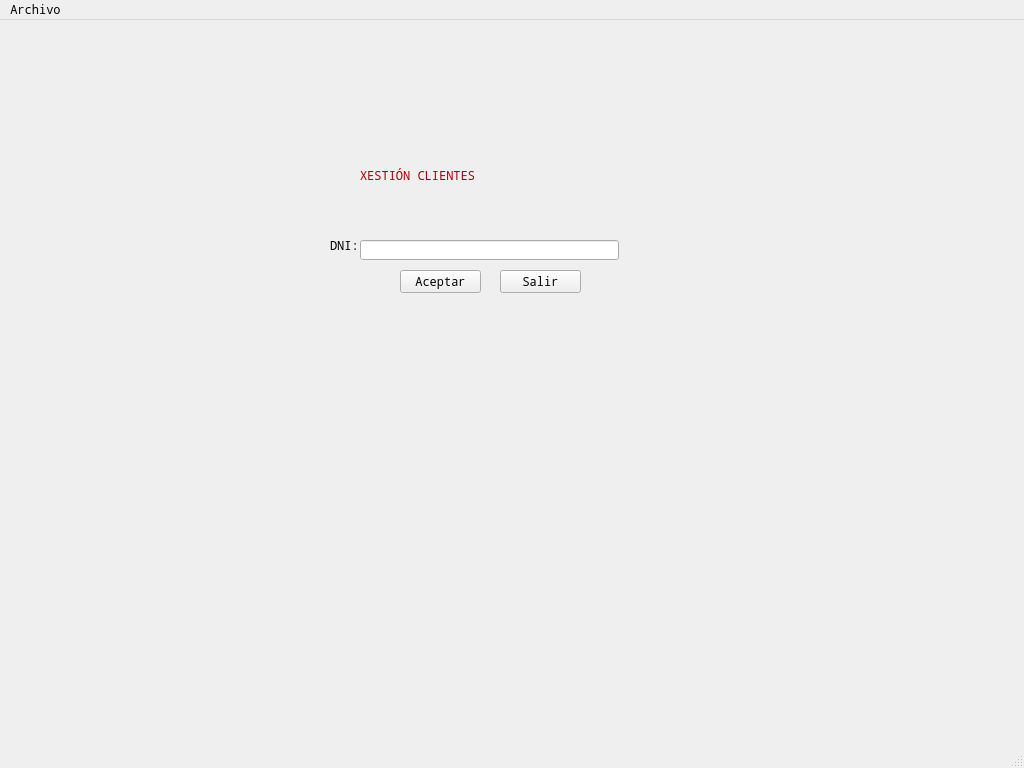
First picture: the form in window.ui, repository rulonunhez/nunezsantos, before the edit.
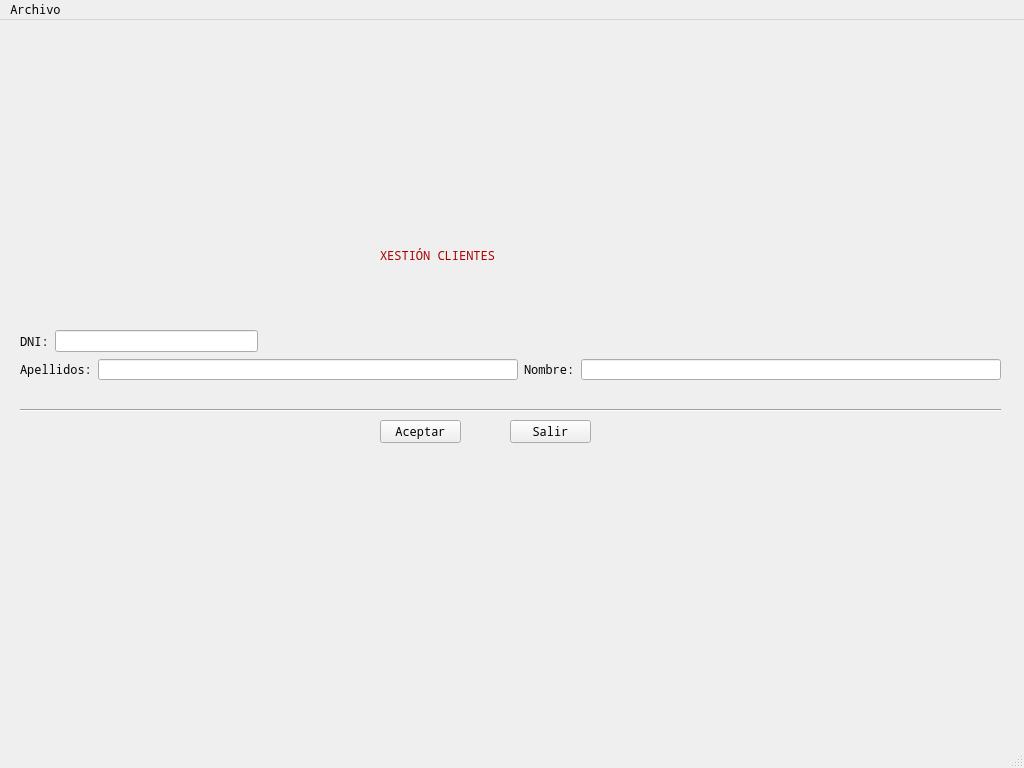
Second picture: the form after the edit.

Commit message: Ventana aviso 2

Diff of the .ui file:
```diff
--- a/window.ui
+++ b/window.ui
@@ -22,8 +22,8 @@
    <widget class="QLabel" name="lblClientes">
     <property name="geometry">
      <rect>
-      <x>360</x>
-      <y>130</y>
+      <x>380</x>
+      <y>210</y>
       <width>271</width>
       <height>51</height>
      </rect>
@@ -488,8 +488,8 @@
    <widget class="QPushButton" name="pushButton">
     <property name="geometry">
      <rect>
-      <x>500</x>
-      <y>250</y>
+      <x>510</x>
+      <y>400</y>
       <width>81</width>
       <height>23</height>
      </rect>
@@ -501,8 +501,8 @@
    <widget class="QPushButton" name="btnAceptar">
     <property name="geometry">
      <rect>
-      <x>400</x>
-      <y>250</y>
+      <x>380</x>
+      <y>400</y>
       <width>81</width>
       <height>23</height>
      </rect>
@@ -511,44 +511,82 @@
      <string>Aceptar</string>
     </property>
    </widget>
-   <widget class="QLineEdit" name="txtDatos">
+   <widget class="QWidget" name="horizontalLayoutWidget">
     <property name="geometry">
      <rect>
-      <x>360</x>
-      <y>220</y>
-      <width>259</width>
+      <x>20</x>
+      <y>310</y>
+      <width>251</width>
+      <height>22</height>
+     </rect>
+    </property>
+    <layout class="QHBoxLayout" name="horizontalLayout">
+     <item>
+      <widget class="QLabel" name="lblDNI">
+       <property name="styleSheet">
+        <string notr="true">font: 8pt &quot;MS Shell Dlg 2&quot;;
+</string>
+       </property>
+       <property name="text">
+        <string>DNI:</string>
+       </property>
+      </widget>
+     </item>
+     <item>
+      <widget class="QLineEdit" name="txtDni"/>
+     </item>
+     <item>
+      <widget class="QLabel" name="lblValidoDNI">
+       <property name="text">
+        <string/>
+       </property>
+      </widget>
+     </item>
+    </layout>
+   </widget>
+   <widget class="QWidget" name="horizontalLayoutWidget_2">
+    <property name="geometry">
+     <rect>
+      <x>20</x>
+      <y>339</y>
+      <width>981</width>
+      <height>21</height>
+     </rect>
+    </property>
+    <layout class="QHBoxLayout" name="horizontalLayout_2">
+     <item>
+      <widget class="QLabel" name="lblApel">
+       <property name="text">
+        <string>Apellidos:</string>
+       </property>
+      </widget>
+     </item>
+     <item>
+      <widget class="QLineEdit" name="txtApel"/>
+     </item>
+     <item>
+      <widget class="QLabel" name="lblNome">
+       <property name="text">
+        <string>Nombre:</string>
+       </property>
+      </widget>
+     </item>
+     <item>
+      <widget class="QLineEdit" name="txtNome"/>
+     </item>
+    </layout>
+   </widget>
+   <widget class="Line" name="line">
+    <property name="geometry">
+     <rect>
+      <x>20</x>
+      <y>380</y>
+      <width>981</width>
       <height>20</height>
      </rect>
     </property>
-   </widget>
-   <widget class="QLabel" name="lblDNI">
-    <property name="geometry">
-     <rect>
-      <x>330</x>
-      <y>200</y>
-      <width>31</width>
-      <height>51</height>
-     </rect>
-    </property>
-    <property name="styleSheet">
-     <string notr="true">font: 8pt &quot;MS Shell Dlg 2&quot;;
-</string>
-    </property>
-    <property name="text">
-     <string>DNI:</string>
-    </property>
-   </widget>
-   <widget class="QLabel" name="lblValidoDNI">
-    <property name="geometry">
-     <rect>
-      <x>630</x>
-      <y>220</y>
-      <width>47</width>
-      <height>13</height>
-     </rect>
-    </property>
-    <property name="text">
-     <string/>
+    <property name="orientation">
+     <enum>Qt::Horizontal</enum>
     </property>
    </widget>
   </widget>
```
The commit also changes 4 other files.
